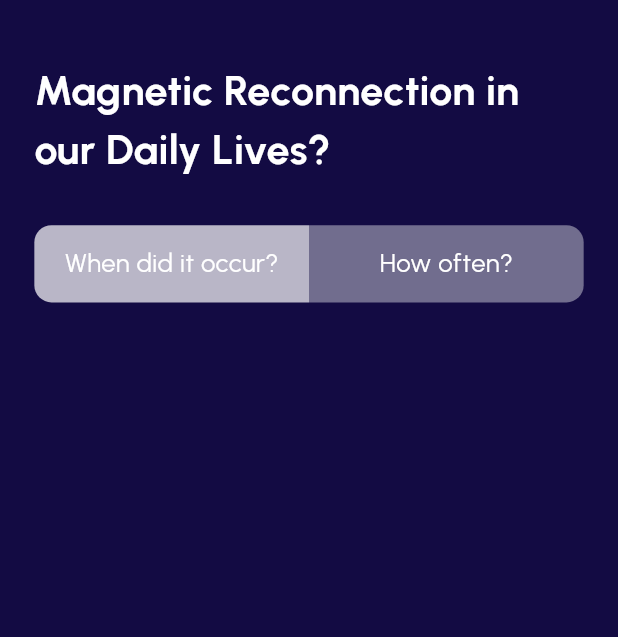
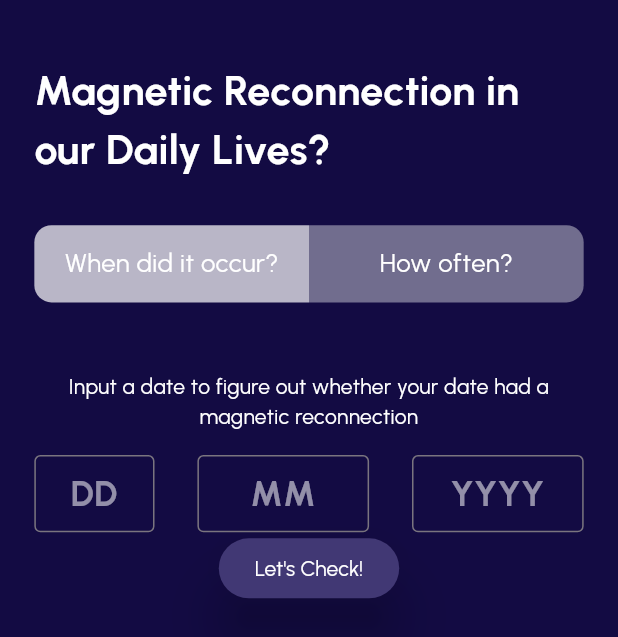
Before and after one commit to MonaTheDon/suryastra-nasa-spaceapps-2023, a Flutter app: the DailyLives screen opened directly, after a tap on "When did it occur?", on a phone screen of 412 x 824 dp. Shown: the top 637 px of the screen. Run offline on Flutter 3.47's test engine with Material 2 defaults, Android fonts, the phone set to English and light mode, and no system bars; our stand-ins replace flutter_screenutil.

Commit message:
Add new feature of date

```diff
--- a/lib/features/mr_daily_lives/screens/daily_lives_screen.dart
+++ b/lib/features/mr_daily_lives/screens/daily_lives_screen.dart
@@ -1,6 +1,7 @@
 import 'package:flutter/material.dart';
 import 'package:flutter_screenutil/flutter_screenutil.dart';
 import 'package:magnetic_reconnection_space_app/common_widgets.dart';
+import 'package:magnetic_reconnection_space_app/features/mr_daily_lives/widgets/dateEffect.dart';
 import 'package:magnetic_reconnection_space_app/features/mr_daily_lives/widgets/how_often.dart';
 
 class DailyLives extends StatefulWidget {
@@ -94,7 +95,7 @@ class _DailyLivesState extends State<DailyLives> {
                 ],
               ),
               verticalSpace(36.h),
-              _isHowOftenSelected ? const HowOften() : SizedBox()
+              _isHowOftenSelected ? const HowOften() : DateEffect()
             ],
           ),
         ),
--- /dev/null
+++ b/lib/features/mr_daily_lives/widgets/dateEffect.dart
@@ -0,0 +1,200 @@
+import 'dart:developer';
+
+import 'package:flutter/material.dart';
+import 'package:flutter_screenutil/flutter_screenutil.dart';
+import 'package:magnetic_reconnection_space_app/common_widgets.dart';
+import 'package:magnetic_reconnection_space_app/constants.dart';
+import 'package:magnetic_reconnection_space_app/providers/daily_lives_provider.dart';
+import 'package:provider/provider.dart';
+
+class DateEffect extends StatefulWidget {
+  const DateEffect({super.key});
+
+  @override
+  State<DateEffect> createState() => _DateEffectState();
+}
+
+class _DateEffectState extends State<DateEffect> {
+  var dayController = TextEditingController();
+  var monthController = TextEditingController();
+  var yearController = TextEditingController();
+  bool? isMR;
+
+  @override
+  void dispose() {
+    // TODO: implement dispose
+    super.dispose();
+    dayController.dispose();
+    yearController.dispose();
+    monthController.dispose();
+  }
+
+  @override
+  Widget build(BuildContext context) {
+    final dailyLivesProvider = Provider.of<DailyLivesProvider>(context);
+    return Column(
+      children: [
+        const Text(
+          "Input a date to figure out whether your date had a magnetic reconnection",
+          textAlign: TextAlign.center,
+          style: TextStyle(
+            color: Colors.white,
+          ),
+        ),
+        verticalSpace(12.h),
+        Row(
+          mainAxisAlignment: MainAxisAlignment.spaceBetween,
+          children: [
+            SizedBox(
+              height: 40.h,
+              width: 70.w,
+              child: TextField(
+                cursorHeight: 25,
+                cursorColor: Colors.white,
+                textAlignVertical: TextAlignVertical.bottom,
+                textAlign: TextAlign.center,
+                style: TextStyle(
+                  color: Colors.white,
+                  fontSize: 20.sp,
+                  fontWeight: FontWeight.bold,
+                ),
+                controller: dayController,
+                keyboardType: TextInputType.number,
+                maxLength: 2,
+                decoration: InputDecoration(
+                  counter: const SizedBox(),
+                  hintText: "DD",
+                  hintStyle: TextStyle(
+                    color: Colors.white54,
+                    fontSize: 20.sp,
+                    fontWeight: FontWeight.bold,
+                  ),
+                  border: const OutlineInputBorder(
+                    borderSide: BorderSide(
+                      color: Colors.white,
+                      style: BorderStyle.solid,
+                    ),
+                  ),
+                ),
+              ),
+            ),
+            SizedBox(
+              height: 40.h,
+              width: 100.w,
+              child: TextField(
+                cursorHeight: 25,
+                cursorColor: Colors.white,
+                textAlignVertical: TextAlignVertical.bottom,
+                textAlign: TextAlign.center,
+                style: TextStyle(
+                  color: Colors.white,
+                  fontSize: 20.sp,
+                  fontWeight: FontWeight.bold,
+                ),
+                controller: monthController,
+                keyboardType: TextInputType.number,
+                maxLength: 2,
+                decoration: InputDecoration(
+                  counter: const SizedBox(),
+                  hintText: "MM",
+                  hintStyle: TextStyle(
+                    color: Colors.white54,
+                    fontSize: 20.sp,
+                    fontWeight: FontWeight.bold,
+                  ),
+                  border: const OutlineInputBorder(
+                    borderSide: BorderSide(
+                      color: Colors.white,
+                      style: BorderStyle.solid,
+                    ),
+                  ),
+                ),
+              ),
+            ),
+            SizedBox(
+              height: 40.h,
+              width: 100.w,
+              child: TextField(
+                cursorHeight: 25,
+                cursorColor: Colors.white,
+                textAlignVertical: TextAlignVertical.bottom,
+                textAlign: TextAlign.center,
+                style: TextStyle(
+                  color: Colors.white,
+                  fontSize: 20.sp,
+                  fontWeight: FontWeight.bold,
+                ),
+                controller: yearController,
+                keyboardType: TextInputType.number,
+                maxLength: 4,
+                decoration: InputDecoration(
+                  counter: const SizedBox(),
+                  hintText: "YYYY",
+                  hintStyle: TextStyle(
+                    color: Colors.white54,
+                    fontSize: 20.sp,
+                    fontWeight: FontWeight.bold,
+                  ),
+                  border: const OutlineInputBorder(
+                    borderSide: BorderSide(
+                      color: Colors.white,
+                      style: BorderStyle.solid,
+                    ),
+                  ),
+                ),
+              ),
+            )
+          ],
+        ),
+        ElevatedButton(
+          onPressed: () async {
+            if (dayController.text.isNotEmpty &&
+                monthController.text.isNotEmpty &&
+                yearController.text.isNotEmpty) {
+              if (dayController.text.length == 1) {
+                dayController.text = "0${dayController.text}";
+              }
+              if (monthController.text.length == 1) {
+                monthController.text = "0${monthController.text}";
+              }
+              if (int.parse(yearController.text) < 1998 ||
+                  int.parse(yearController.text) > 2020) {
+                return;
+              }
+              var date =
+                  "${yearController.text}-${monthController.text}-${dayController.text}";
+              log(date);
+              isMR = await dailyLivesProvider.checkMRonGivenDate(date);
+              log("isMR in the build is $isMR");
+            }
+          },
+          child: const Text("Let's Check!"),
+          style: ElevatedButton.styleFrom(
+            backgroundColor: Constants.navBarColor,
+            foregroundColor: Colors.white,
+            elevation: 16,
+          ),
+        ),
+        (dailyLivesProvider.isFetchingData3)
+            ? const CircularProgressIndicator(color: Colors.white)
+            : Column(
+                children: [
+                  verticalSpace(12.h),
+                  if (isMR != null)
+                    isMR!
+                        ? const Text(
+                            "Yes! There was a reconnection on the given date",
+                            textAlign: TextAlign.center,
+                            style: TextStyle(color: Colors.white),
+                          )
+                        : const Text(
+                            "No! There was not a reconnection on the given date",
+                            textAlign: TextAlign.center,
+                            style: TextStyle(color: Colors.white),
+                          )
+                ],
+              )
+      ],
+    );
+  }
+}
--- a/lib/features/mr_daily_lives/widgets/how_often.dart
+++ b/lib/features/mr_daily_lives/widgets/how_often.dart
@@ -16,7 +16,6 @@ class HowOften extends StatefulWidget {
 class _HowOftenState extends State<HowOften> {
   @override
   void initState() {
-    // TODO: implement initState
     super.initState();
   }
 
@@ -68,14 +67,14 @@ class _HowOftenState extends State<HowOften> {
                 onChanged: (newValue) {
                   setState(() {
                     dailyLivesProvider.year = newValue!;
+                  });
                   if (dailyLivesProvider.year != "") {
                     fetchDataForYear();
                   }
-                    if (dailyLivesProvider.month != "" &&
-                        dailyLivesProvider.year != "") {
-                      fetchData();
-                    }
-                  });
+                  // if (dailyLivesProvider.month != "" &&
+                  //     dailyLivesProvider.year != "") {
+                  //   fetchData();
+                  // }
                 },
                 items: dailyLivesProvider.years
                     .map<DropdownMenuItem<String>>((String value) {
@@ -189,16 +188,19 @@ class _HowOftenState extends State<HowOften> {
                           fontWeight: FontWeight.bold,
                         ),
                       ),
-                      Container(
+                      (dailyLivesProvider.yearImageUrl != "")
+                          ? Container(
                               width: double.infinity,
                               height: 180.h,
                               decoration: BoxDecoration(
                                 image: DecorationImage(
-                            image:
-                                NetworkImage(dailyLivesProvider.yearImageUrl),
+                                  image: NetworkImage(
+                                      dailyLivesProvider.yearImageUrl),
                                 ),
                               ),
-                      ),
+                            )
+                          : const CircularProgressIndicator(
+                              color: Colors.white),
                     ],
                   )
                 : const SizedBox(),
--- a/lib/providers/daily_lives_provider.dart
+++ b/lib/providers/daily_lives_provider.dart
@@ -1,5 +1,6 @@
 import 'dart:convert';
 import 'dart:developer';
+import 'dart:io';
 
 import 'package:flutter/material.dart';
 import 'package:http/http.dart' as http;
@@ -9,8 +10,11 @@ class DailyLivesProvider extends ChangeNotifier {
   String _year = "";
   int _magneticReconnectionValue = -1;
   String _monthYearImageUrl = "";
+  String _date = "";
   String _yearImageUrl = "";
   bool _isFetchingData = false;
+  bool _isFetchingData2 = false;
+  bool _isFetchingData3 = false;
 
   final List<String> _months = [
     "January",
@@ -54,6 +58,9 @@ class DailyLivesProvider extends ChangeNotifier {
   String get yearImageUrl => _yearImageUrl;
   Map<String, int> get monthValueMap => _monthValueMap;
   bool get isFetchingData => _isFetchingData;
+  bool get isFetchingData2 => _isFetchingData2;
+  bool get isFetchingData3 => _isFetchingData3;
+  String get date => _date;
 
   set month(String value) {
     _month = value;
@@ -62,6 +69,11 @@ class DailyLivesProvider extends ChangeNotifier {
 
   set year(String value) {
     _year = value;
+    notifyListeners();
+  }
+
+  set date(String value) {
+    _date = value;
     notifyListeners();
   }
 
@@ -79,6 +91,7 @@ class DailyLivesProvider extends ChangeNotifier {
         int countOfOnes =
             dailyCounts.values.where((element) => element == 1).length;
         _magneticReconnectionValue = countOfOnes;
+        notifyListeners();
       }
     } catch (e) {
       log("There was an error in getPlotForMonthYear function in DailyLivesProvider${e.toString()}");
@@ -90,7 +103,9 @@ class DailyLivesProvider extends ChangeNotifier {
 
   Future<void> getPlotForYear(int year) async {
     try {
-      _isFetchingData = true;
+      _isFetchingData2 = true;
+      _yearImageUrl = "";
+
       notifyListeners();
       final response = await http.get(Uri.parse(
           "https://altmxx.pythonanywhere.com/generate_plot_and_get_counts/$year"));
@@ -98,6 +113,7 @@ class DailyLivesProvider extends ChangeNotifier {
         Map<String, dynamic> jsonResponseMap = jsonDecode(response.body);
         // Map<String, dynamic> dailyCounts = jsonResponseMap['monthly_counts'];
         _yearImageUrl = jsonResponseMap['upload_url'];
+        notifyListeners();
         log("Year Image URL is $_yearImageUrl");
         // int countOfOnes =
         //     dailyCounts.values.where((element) => element == 1).length;
@@ -106,8 +122,30 @@ class DailyLivesProvider extends ChangeNotifier {
     } catch (e) {
       log("There was an error in getPlotForYear function in DailyLivesProvider${e.toString()}");
     } finally {
-      _isFetchingData = false;
+      _isFetchingData2 = false;
       notifyListeners();
     }
   }
+
+  Future<bool?> checkMRonGivenDate(String date) async {
+    try {
+      _isFetchingData3 = true;
+      notifyListeners();
+      final response = await http.get(Uri.parse(
+          "https://altmxx.pythonanywhere.com/check_mr_value_on_given_date?date=$date"));
+      log(response.statusCode.toString());
+      if (response.statusCode == 200) {
+        Map<String, dynamic> jsonResponseMap = jsonDecode(response.body);
+        notifyListeners();
+        log("The json response map in checkMROnGivenDate is: ${jsonResponseMap.toString()}");
+        return jsonResponseMap["result"];
+      }
+    } catch (e) {
+      log("Exception in checkMRonGivenDate function: ${e.toString()}");
+    } finally {
+      _isFetchingData3 = false;
+      // Return null to satisfy the nullable return type
+      // return null;
+    }
+  }
 }
```
Also changed, not shown: 1 other file. Lines whose indentation alone changed are shown as unchanged.
